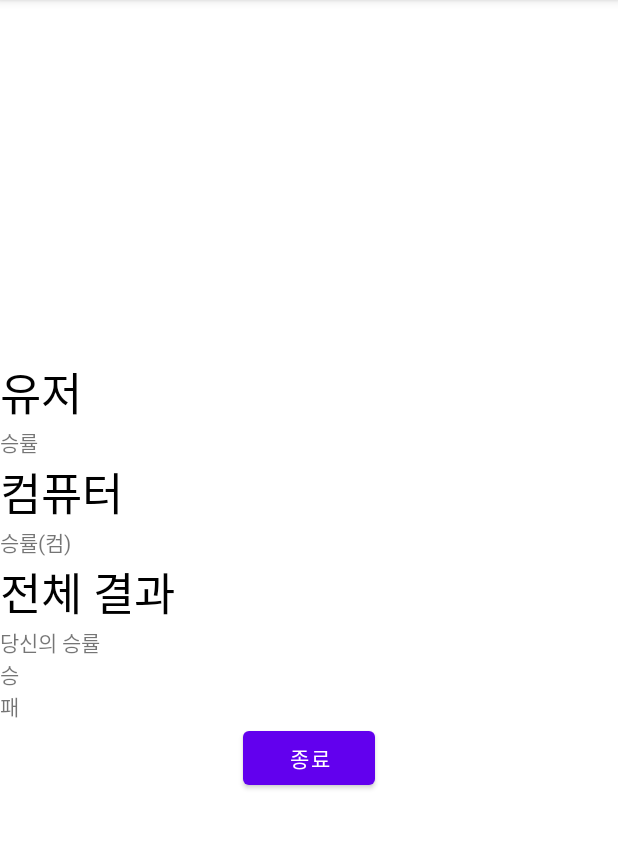
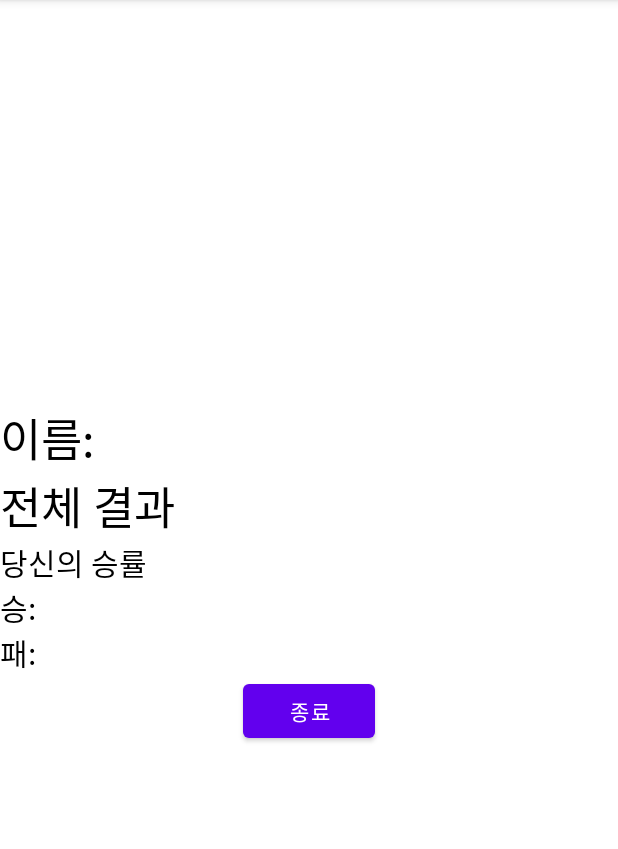
Before and after one commit to tkdgml822/School_Android, an Android app: the EndingActivity screen opened directly, with no data from a screen before it, on a phone screen of 412 x 824 dp, the part 84-933 px from its top. Run offline under Robolectric (Android 15) with nearby library versions, the phone set to English and light mode, and no system bars.

Commit message:
엔딩 화면 수정

```diff
--- a/app/src/main/res/layout/activity_ending.xml
+++ b/app/src/main/res/layout/activity_ending.xml
@@ -9,28 +9,12 @@
     android:orientation="vertical">
 
     <TextView
+        android:id="@+id/ending_name"
         android:layout_width="match_parent"
         android:layout_height="wrap_content"
-        android:text="유저"
+        android:text="이름: "
         android:textSize="30sp"
         android:textColor="@color/black"/>
-
-    <TextView
-        android:layout_width="match_parent"
-        android:layout_height="wrap_content"
-        android:text="승률" />
-
-    <TextView
-        android:layout_width="match_parent"
-        android:layout_height="wrap_content"
-        android:text="컴퓨터"
-        android:textSize="30sp"
-        android:textColor="@color/black"/>
-
-    <TextView
-        android:layout_width="match_parent"
-        android:layout_height="wrap_content"
-        android:text="승률(컴)"/>
 
     <TextView
         android:layout_width="match_parent"
@@ -42,19 +26,28 @@
     <TextView
         android:layout_width="match_parent"
         android:layout_height="wrap_content"
-        android:text="당신의 승률"/>
+        android:text="당신의 승률"
+        android:textSize="20sp"
+        android:textColor="@color/black"/>
 
     <TextView
+        android:id="@+id/ending_win_count"
         android:layout_width="match_parent"
         android:layout_height="wrap_content"
-        android:text="승"/>
+        android:text="승: "
+        android:textSize="20sp"
+        android:textColor="@color/black"/>
 
     <TextView
+        android:id="@+id/ending_lose_count"
         android:layout_width="match_parent"
         android:layout_height="wrap_content"
-        android:text="패" />
+        android:text="패: "
+        android:textSize="20sp"
+        android:textColor="@color/black"/>
 
     <Button
+        android:id="@+id/app_close"
         android:layout_width="wrap_content"
         android:layout_height="wrap_content"
         android:text="종료"/>
```
